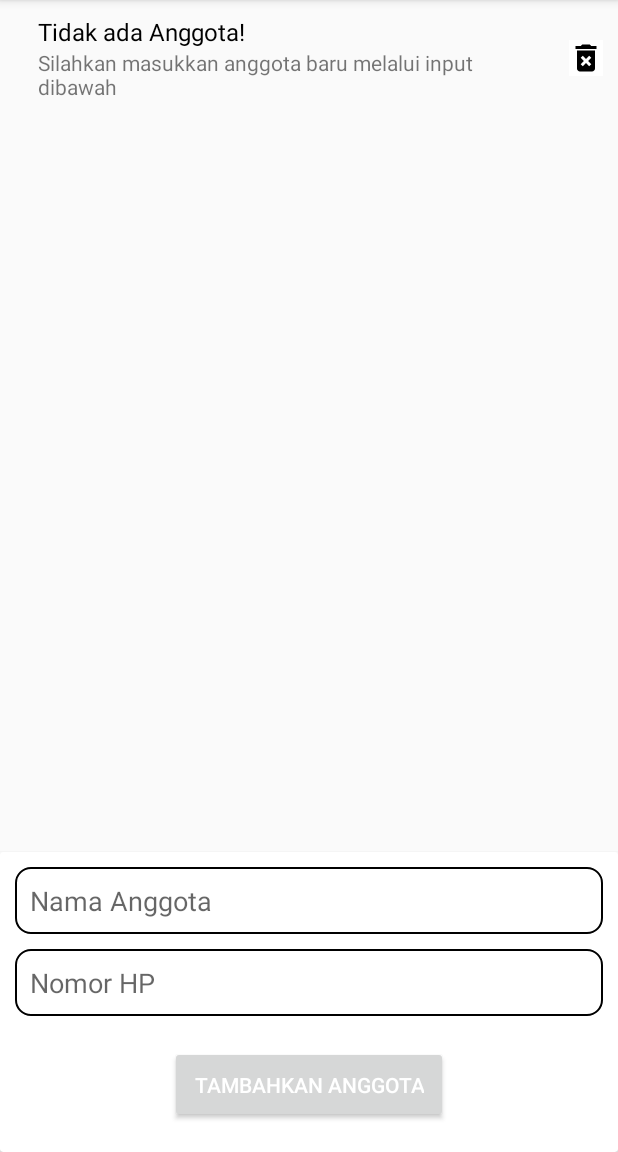
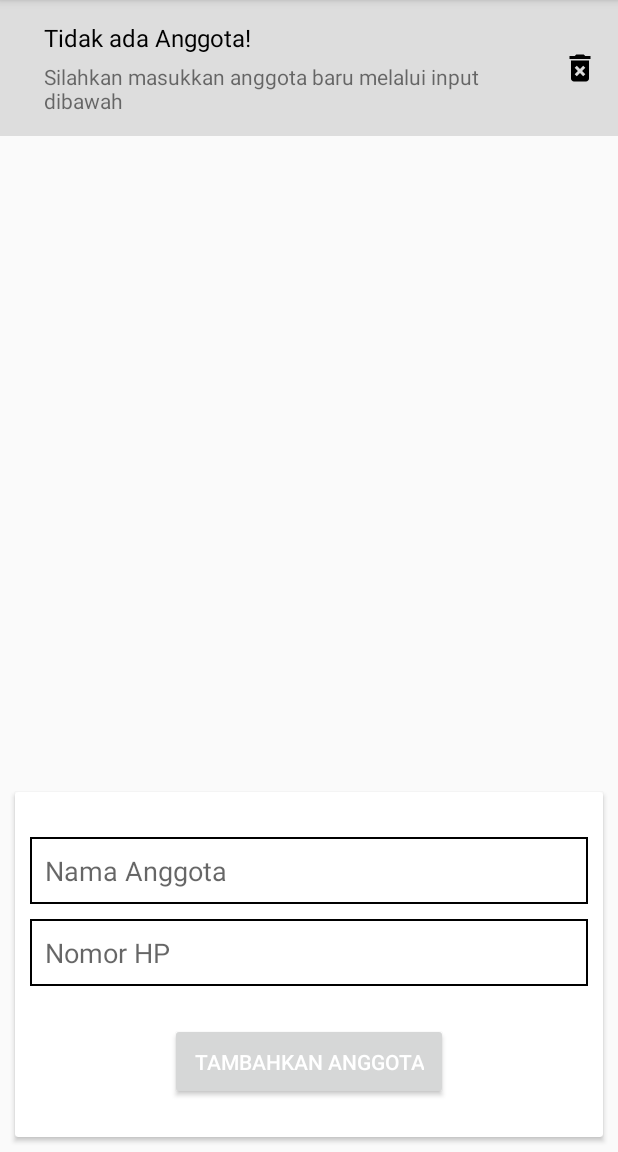
Before and after one commit to muhwyndhamhp/riwayat_android, an Android app: the ManageMemberActivity screen opened directly, with no data from a screen before it, on a phone screen of 412 x 824 dp, the part 84-1236 px from its top. Run offline under Robolectric (Android 15) with nearby library versions, the phone set to English and light mode, and no system bars; our stand-ins replace Firebase (no records; nobody signed in at launch, a user with empty details on screens opened directly), Room's generated code; plain views replace FancyButton.

Commit message:
change some visula element to views

```diff
--- a/app/src/main/AndroidManifest.xml
+++ b/app/src/main/AndroidManifest.xml
@@ -11,6 +11,10 @@
         android:supportsRtl="true"
         android:theme="@style/AppTheme"
         tools:ignore="GoogleAppIndexingWarning">
+        <meta-data
+            android:name="com.google.android.gms.version"
+            android:value="@integer/google_play_services_version" />
+
         <activity android:name="io.muhwyndhamhp.riwayat.ui.ManageMemberActivity"/>
         <activity
             android:name="io.muhwyndhamhp.riwayat.ui.HomeActivity"
--- a/app/src/main/java/io/muhwyndhamhp/riwayat/adapter/MemberRVAdapter.kt
+++ b/app/src/main/java/io/muhwyndhamhp/riwayat/adapter/MemberRVAdapter.kt
@@ -1,9 +1,11 @@
 package io.muhwyndhamhp.riwayat.adapter
 
 import android.content.Context
+import android.graphics.Color
 import android.view.LayoutInflater
 import android.view.View
 import android.view.ViewGroup
+import androidx.core.content.res.ResourcesCompat
 import androidx.recyclerview.widget.RecyclerView
 import io.muhwyndhamhp.riwayat.R
 import io.muhwyndhamhp.riwayat.model.Member
@@ -23,14 +25,21 @@ class MemberRVAdapter(val context: Context, private val memberList: List<Member>
     }
 
     override fun onBindViewHolder(holder: ViewHolder, position: Int) {
-        holder.bindView(memberList[position], context)
+        holder.bindView(memberList[position], context, position)
     }
 
     class ViewHolder(itemView: View) : RecyclerView.ViewHolder(itemView) {
-        fun bindView(member: Member, context: Context) {
+        fun bindView(
+            member: Member,
+            context: Context,
+            position: Int
+        ) {
             itemView.tv_nama_anggota.text = member.memberName
             itemView.tv_nomor_hp.text = member.phoneNumber
-
+            if(position%2 == 0) {
+                itemView.item_layout.setBackgroundColor(ResourcesCompat.getColor(context.resources, R.color.light_gray, null))
+                itemView.bt_delete_member.setBackgroundColor(ResourcesCompat.getColor(context.resources, R.color.light_gray, null))
+            }
             itemView.bt_delete_member.setOnClickListener {
                 (context as ManageMemberActivity).deleteMember(member)
             }
--- a/app/src/main/res/drawable/edit_text_background_deselected.xml
+++ b/app/src/main/res/drawable/edit_text_background_deselected.xml
@@ -6,8 +6,5 @@
     <stroke
         android:width="1dp"
         android:color="@color/colorPrimary" />
-    <corners
-        android:radius="10dp"
-        />
 
 </shape>
--- a/app/src/main/res/drawable/edit_text_background_selected.xml
+++ b/app/src/main/res/drawable/edit_text_background_selected.xml
@@ -6,8 +6,5 @@
     <stroke
         android:width="3dp"
         android:color="@color/colorAccent" />
-    <corners
-        android:radius="10dp"
-        />
 
 </shape>
--- a/app/src/main/res/layout/activity_manage_member.xml
+++ b/app/src/main/res/layout/activity_manage_member.xml
@@ -17,11 +17,13 @@
     <androidx.cardview.widget.CardView
         android:id="@+id/cv_input"
         android:layout_width="match_parent"
-        android:layout_height="200dp"
+        android:layout_height="230dp"
+        android:layout_margin="10dp"
         app:layout_constraintBottom_toBottomOf="parent">
 
         <androidx.constraintlayout.widget.ConstraintLayout
             android:layout_width="match_parent"
+            android:layout_marginTop="20dp"
             android:layout_height="match_parent">
 
             <EditText
--- a/app/src/main/res/layout/item_member.xml
+++ b/app/src/main/res/layout/item_member.xml
@@ -1,9 +1,10 @@
 <?xml version="1.0" encoding="utf-8"?>
 <LinearLayout xmlns:android="http://schemas.android.com/apk/res/android"
+    android:id="@+id/item_layout"
     android:layout_width="match_parent"
     android:layout_height="wrap_content"
     android:orientation="horizontal"
-    android:padding="10dp">
+    android:padding="14dp">
 
     <LinearLayout
         android:layout_width="match_parent"
@@ -17,6 +18,7 @@
             android:layout_height="wrap_content"
             android:layout_marginStart="15dp"
             android:layout_marginEnd="15dp"
+            android:layout_marginBottom="5dp"
             android:text="Nama Anggota"
             android:textColor="@color/black"
             android:textSize="16sp" />
--- a/app/src/main/res/values/colors.xml
+++ b/app/src/main/res/values/colors.xml
@@ -5,4 +5,5 @@
     <color name="colorAccent">#6202ee</color>
     <color name="white">#ffffff</color>
     <color name="black">#000000</color>
+    <color name="light_gray">#dddddd</color>
 </resources>
```
